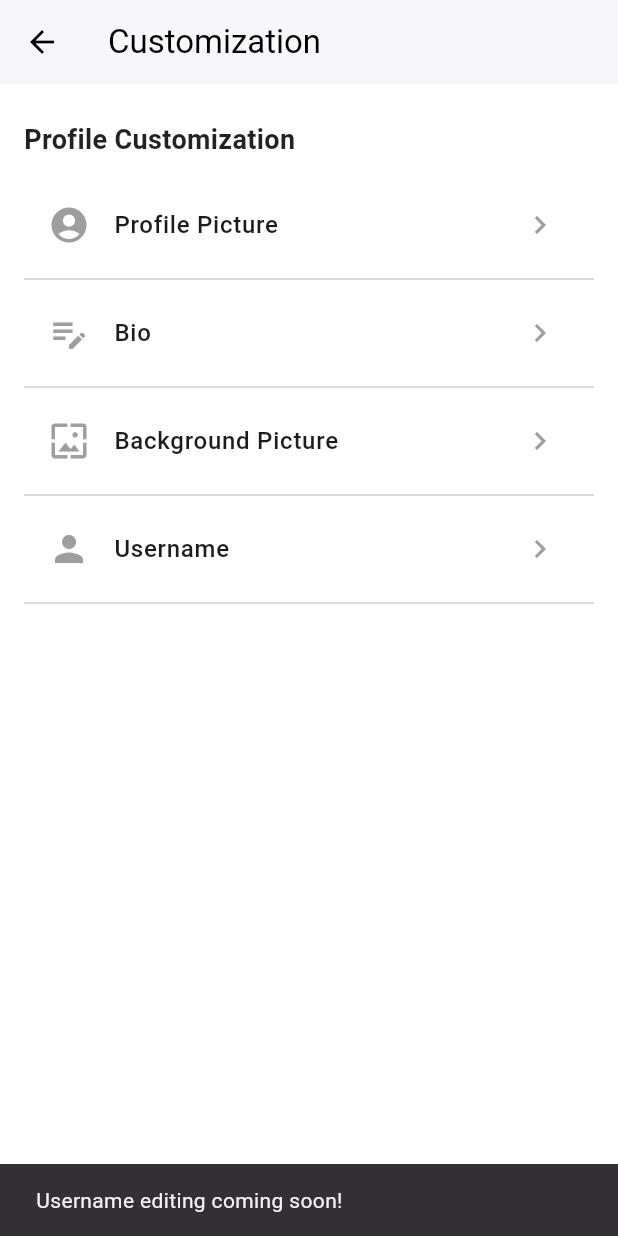
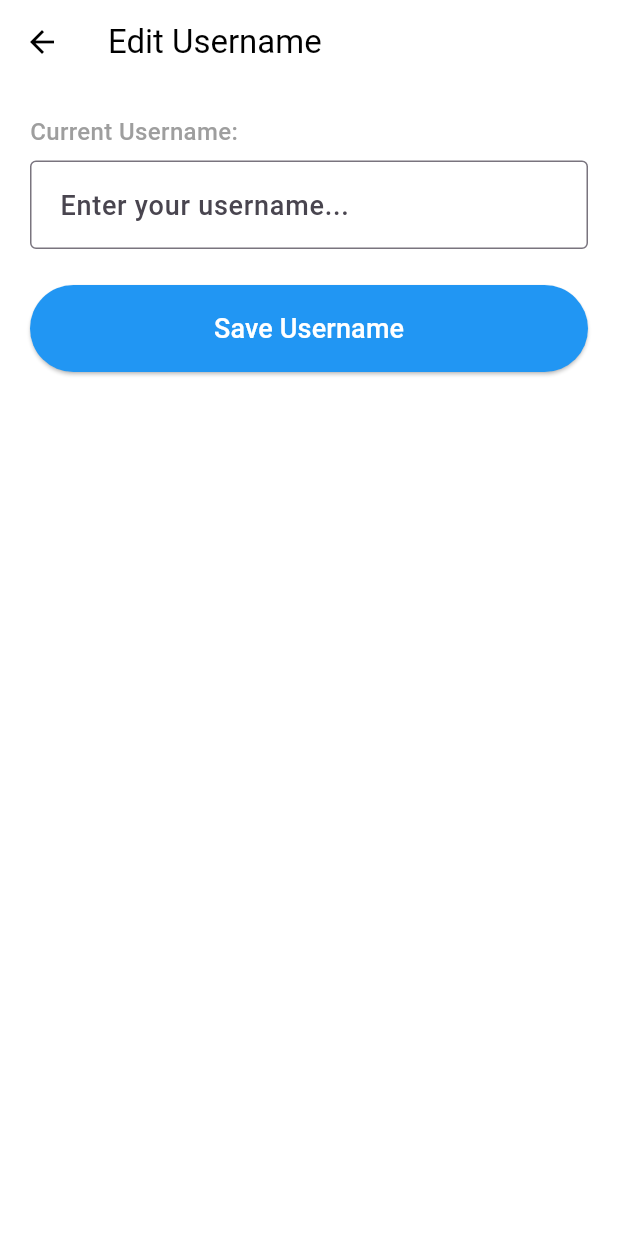
Before and after one commit to cesbenshade26/Kaidose2, a Flutter app: the CustomizationScreen screen opened directly, after a tap on "Username", on a phone screen of 412 x 824 dp. Run offline on Flutter 3.47's test engine with Material 3 defaults, Android fonts, the phone set to English and light mode, and no system bars; our stand-ins replace image_picker, shared_preferences; accounts and stored records are empty.

Commit message:
Username and user edit

```diff
--- a/lib/Customization.dart
+++ b/lib/Customization.dart
@@ -2,6 +2,7 @@ import 'package:flutter/material.dart';
 import 'ProfilePic.dart'; // Import the ProfilePic screen
 import 'BackgroundPic.dart'; // Import the BackgroundPic screen
 import 'Bio.dart'; // Import the Bio screen
+import 'EditUsername.dart'; // Import the EditUsername screen
 
 // Customization Screen
 class CustomizationScreen extends StatelessWidget {
@@ -130,7 +131,7 @@ class CustomizationScreen extends StatelessWidget {
               thickness: 0.5,
             ),
 
-            // Username Option
+            // Username Option - Updated to navigate to EditUsernameScreen
             ListTile(
               leading: const Icon(
                 Icons.person,
@@ -149,11 +150,10 @@ class CustomizationScreen extends StatelessWidget {
                 color: Colors.grey,
               ),
               onTap: () {
-                // TODO: Implement username editing functionality
-                ScaffoldMessenger.of(context).showSnackBar(
-                  const SnackBar(
-                    content: Text('Username editing coming soon!'),
-                    duration: Duration(seconds: 2),
+                Navigator.push(
+                  context,
+                  MaterialPageRoute(
+                    builder: (context) => const EditUsernameScreen(),
                   ),
                 );
               },
--- /dev/null
+++ b/lib/EditUsername.dart
@@ -0,0 +1,199 @@
+import 'package:flutter/material.dart';
+import 'package:shared_preferences/shared_preferences.dart';
+import 'UserManager.dart';
+
+// Username Edit Screen
+class EditUsernameScreen extends StatefulWidget {
+  const EditUsernameScreen({Key? key}) : super(key: key);
+
+  @override
+  State<EditUsernameScreen> createState() => _EditUsernameScreenState();
+}
+
+class _EditUsernameScreenState extends State<EditUsernameScreen> {
+  final TextEditingController _controller = TextEditingController();
+  bool _isLoading = true;
+
+  @override
+  void initState() {
+    super.initState();
+    _loadUsernameData();
+  }
+
+  // Load current username from UserManager
+  Future<void> _loadUsernameData() async {
+    // Ensure username is loaded from storage first
+    await UserManager.loadUsernameFromStorage();
+
+    // Then update the UI with the loaded data
+    setState(() {
+      _controller.text = UserManager.globalUsername ?? '';
+      _isLoading = false;
+    });
+
+    print('Username loaded in EditUsernameScreen: "${_controller.text}"');
+  }
+
+  @override
+  void dispose() {
+    _controller.dispose();
+    super.dispose();
+  }
+
+  void _showConfirmDialog() {
+    showDialog(
+      context: context,
+      barrierDismissible: false,
+      builder: (BuildContext dialogContext) => AlertDialog(
+        title: const Text('Confirm Username'),
+        content: Text('Your username will be changed to "${_controller.text}"'),
+        actions: [
+          TextButton(
+            onPressed: () {
+              Navigator.of(dialogContext).pop();
+            },
+            child: const Text('Cancel'),
+          ),
+          TextButton(
+            onPressed: () async {
+              print('Confirm pressed - saving username: "${_controller.text}"');
+
+              try {
+                // Save the username to SharedPreferences
+                await _saveUsername(_controller.text);
+
+                // Update UserManager
+                await UserManager.loadUsernameFromStorage();
+
+                // Close dialog first
+                Navigator.of(dialogContext).pop();
+
+                // Show success message
+                if (mounted) {
+                  ScaffoldMessenger.of(context).showSnackBar(
+                    const SnackBar(
+                      content: Text('Username Updated!'),
+                      backgroundColor: Colors.green,
+                      duration: Duration(seconds: 1),
+                    ),
+                  );
+
+                  // Wait a brief moment for the snackbar to show, then navigate back
+                  await Future.delayed(const Duration(milliseconds: 800));
+
+                  // Navigate back to customization screen
+                  Navigator.of(context).pop();
+                }
+              } catch (e) {
+                print('Error saving username: $e');
+                // Close dialog even if there's an error
+                Navigator.of(dialogContext).pop();
+
+                if (mounted) {
+                  ScaffoldMessenger.of(context).showSnackBar(
+                    const SnackBar(
+                      content: Text('Error saving username'),
+                      backgroundColor: Colors.red,
+                      duration: Duration(seconds: 2),
+                    ),
+                  );
+                }
+              }
+            },
+            child: const Text('Confirm'),
+          ),
+        ],
+      ),
+    );
+  }
+
+  // Save username to SharedPreferences
+  Future<void> _saveUsername(String username) async {
+    SharedPreferences prefs = await SharedPreferences.getInstance();
+    await prefs.setString('kaidose_user', username);
+    print('Username saved to storage: $username');
+  }
+
+  @override
+  Widget build(BuildContext context) {
+    // Show loading indicator while data is being loaded
+    if (_isLoading) {
+      return Scaffold(
+        appBar: AppBar(
+          title: const Text('Edit Username'),
+          backgroundColor: Colors.white,
+          foregroundColor: Colors.black,
+        ),
+        body: const Center(
+          child: CircularProgressIndicator(),
+        ),
+      );
+    }
+
+    return Scaffold(
+      appBar: AppBar(
+        title: const Text('Edit Username'),
+        backgroundColor: Colors.white,
+        foregroundColor: Colors.black,
+      ),
+      body: Padding(
+        padding: const EdgeInsets.all(20),
+        child: Column(
+          crossAxisAlignment: CrossAxisAlignment.start,
+          children: [
+            const Text(
+              'Current Username:',
+              style: TextStyle(
+                fontSize: 16,
+                fontWeight: FontWeight.w500,
+                color: Colors.grey,
+              ),
+            ),
+            const SizedBox(height: 8),
+
+            // Username text field
+            TextField(
+              controller: _controller,
+              style: const TextStyle(
+                fontSize: 18,
+                fontWeight: FontWeight.w500,
+              ),
+              decoration: const InputDecoration(
+                hintText: 'Enter your username...',
+                border: OutlineInputBorder(),
+                contentPadding: EdgeInsets.all(16),
+              ),
+            ),
+
+            const SizedBox(height: 24),
+
+            // Save button
+            SizedBox(
+              width: double.infinity,
+              child: ElevatedButton(
+                onPressed: () {
+                  if (_controller.text.trim().isEmpty) {
+                    ScaffoldMessenger.of(context).showSnackBar(
+                      const SnackBar(
+                        content: Text('Username cannot be empty'),
+                        backgroundColor: Colors.red,
+                      ),
+                    );
+                    return;
+                  }
+                  _showConfirmDialog();
+                },
+                style: ElevatedButton.styleFrom(
+                  backgroundColor: Colors.blue,
+                  foregroundColor: Colors.white,
+                  padding: const EdgeInsets.symmetric(vertical: 16),
+                ),
+                child: const Text('Save Username', style: TextStyle(fontSize: 18)),
+              ),
+            ),
+          ],
+        ),
+      ),
+    );
+  }
+}
--- a/lib/Profile.dart
+++ b/lib/Profile.dart
@@ -3,6 +3,7 @@ import 'dart:io';
 import 'ProfilePicManager.dart'; // Import the separate manager file (includes DefaultProfilePic)
 import 'BackgroundPicManager.dart'; // Import the background manager
 import 'BioManager.dart'; // Import the reliable Bio manager
+import 'UserManager.dart'; // Import the username manager
 import 'ProfilePic.dart'; // Import your ProfilePic screen
 import 'BackgroundPic.dart'; // Import your BackgroundPic screen
 import 'SettingBar.dart'; // Import the SettingBar screen
@@ -27,9 +28,11 @@ class _ProfileWidgetState extends State<ProfileWidget> with WidgetsBindingObserv
   bool _isUnderlined = false;
   TextAlign _textAlign = TextAlign.center;
   Color _textColor = Colors.black;
+  String? _username; // Add username variable
   VoidCallback? _profilePicListener;
   VoidCallback? _backgroundPicListener;
   VoidCallback? _bioListener;
+  VoidCallback? _usernameListener; // Add username listener
 
   @override
   void initState() {
@@ -42,6 +45,7 @@ class _ProfileWidgetState extends State<ProfileWidget> with WidgetsBindingObserv
     _showSeparator = BackgroundPicManager.showSeparator;
     _separatorColor = BackgroundPicManager.separatorColor;
     _loadBioData();
+    _loadUsernameData(); // Add username loading
 
     // Load from storage
     _loadFromStorage();
@@ -78,10 +82,21 @@ class _ProfileWidgetState extends State<ProfileWidget> with WidgetsBindingObserv
       }
     };
 
+    // Create listener for username changes
+    _usernameListener = () {
+      print('ProfileWidget: Username listener triggered');
+      if (mounted) {
+        setState(() {
+          _loadUsernameData();
+        });
+      }
+    };
+
     // Add the listeners
     ProfilePicManager.addListener(_profilePicListener!);
     BackgroundPicManager.addListener(_backgroundPicListener!);
     BioManager.addListener(_bioListener!);
+    UserManager.addListener(_usernameListener!);
   }
 
   @override
@@ -101,6 +116,11 @@ class _ProfileWidgetState extends State<ProfileWidget> with WidgetsBindingObserv
     _textColor = BioManager.globalColor;
   }
 
+  void _loadUsernameData() {
+    _username = UserManager.globalUsername;
+    print('Username loaded in ProfileWidget: "$_username"');
+  }
+
   @override
   void didChangeDependencies() {
     super.didChangeDependencies();
@@ -114,6 +134,7 @@ class _ProfileWidgetState extends State<ProfileWidget> with WidgetsBindingObserv
     await ProfilePicManager.loadProfilePicFromStorage();
     await BackgroundPicManager.loadBackgroundPicFromStorage();
     await BioManager.loadBioFromStorage();
+    await UserManager.loadUsernameFromStorage(); // Add username loading
     if (mounted) {
       setState(() {
         _profilePic = ProfilePicManager.globalProfilePic;
@@ -121,8 +142,10 @@ class _ProfileWidgetState extends State<ProfileWidget> with WidgetsBindingObserv
         _showSeparator = BackgroundPicManager.showSeparator;
         _separatorColor = BackgroundPicManager.separatorColor;
         _loadBioData();
+        _loadUsernameData(); // Add username loading
       });
       print('Bio loaded in ProfileWidget: "$_bio"');
+      print('Username loaded in ProfileWidget: "$_username"');
     }
   }
 
@@ -137,6 +160,9 @@ class _ProfileWidgetState extends State<ProfileWidget> with WidgetsBindingObserv
     }
     if (_bioListener != null) {
       BioManager.removeListener(_bioListener!);
+    }
+    if (_usernameListener != null) {
+      UserManager.removeListener(_usernameListener!);
     }
     super.dispose();
   }
@@ -271,6 +297,19 @@ class _ProfileWidgetState extends State<ProfileWidget> with WidgetsBindingObserv
             ),
           ),
 
+          // Username display
+          const SizedBox(height: 12),
+          if (_username != null && _username!.isNotEmpty)
+            Text(
+              _username!,
+              style: const TextStyle(
+                fontSize: 22,
+                fontWeight: FontWeight.bold,
+                color: Colors.black,
+              ),
+              textAlign: TextAlign.center,
+            ),
+
           // Bio text display with custom alignment behavior OR tap to edit
           const SizedBox(height: 16),
           GestureDetector(
@@ -347,7 +386,8 @@ class _ProfilePageState extends State<ProfilePage> {
 
   Future<void> _loadInitialData() async {
     await BioManager.loadBioFromStorage();
-    print('ProfilePage: Initial bio load complete');
+    await UserManager.loadUsernameFromStorage(); // Add username loading
+    print('ProfilePage: Initial bio and username load complete');
   }
 
   @override
--- /dev/null
+++ b/lib/UserManager.dart
@@ -0,0 +1,80 @@
+import 'package:flutter/material.dart';
+import 'package:shared_preferences/shared_preferences.dart';
+
+// UserManager class to handle user data retrieval
+class UserManager {
+  static String? _globalUsername;
+  static final List<VoidCallback> _listeners = [];
+
+  // Getter
+  static String? get globalUsername => _globalUsername;
+
+  // Load username from SharedPreferences
+  static Future<void> loadUsernameFromStorage() async {
+    try {
+      SharedPreferences prefs = await SharedPreferences.getInstance();
+      _globalUsername = prefs.getString('kaidose_user');
+
+      print('Username loaded from storage: "$_globalUsername"');
+
+      // Notify all listeners
+      for (var listener in _listeners) {
+        try {
+          listener();
+        } catch (e) {
+          print('Error calling username listener: $e');
+        }
+      }
+    } catch (e) {
+      print('Error loading username: $e');
+      _globalUsername = null;
+    }
+  }
+
+  // Add listener for username changes
+  static void addListener(VoidCallback listener) {
+    _listeners.add(listener);
+  }
+
+  // Remove listener
+  static void removeListener(VoidCallback listener) {
+    _listeners.remove(listener);
+  }
+
+  // Force refresh username
+  static Future<void> forceRefresh() async {
+    print('Force refreshing username...');
+    await loadUsernameFromStorage();
+  }
+
+  // Update username and notify listeners
+  static Future<void> updateUsername(String newUsername) async {
+    try {
+      SharedPreferences prefs = await SharedPreferences.getInstance();
+      await prefs.setString('kaidose_user', newUsername);
+
+      _globalUsername = newUsername;
+
+      print('Username updated to: "$newUsername"');
+
+      // Notify all listeners
+      for (var listener in _listeners) {
+        try {
+          listener();
+        } catch (e) {
+          print('Error calling username listener: $e');
+        }
+      }
+    } catch (e) {
+      print('Error updating username: $e');
+    }
+  }
+
+  // Check if user is logged in
+  static Future<bool> isUserLoggedIn() async {
+    SharedPreferences prefs = await SharedPreferences.getInstance();
+    String? username = prefs.getString('kaidose_user');
+    String? password = prefs.getString('kaidose_pass');
+    return username != null && password != null;
+  }
+}
```
